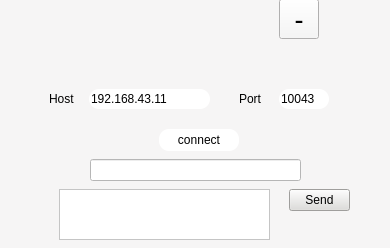
Qt form client/ui/loginwindow.ui (pechpo/What-s-up) before a commit.
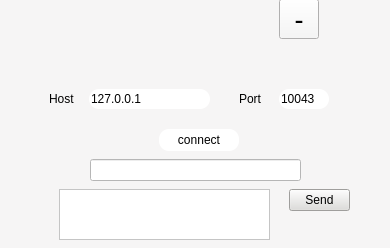
The same form after that commit. Icons and pictures are not drawn.

```diff
--- a/client/ui/loginwindow.ui
+++ b/client/ui/loginwindow.ui
@@ -148,7 +148,7 @@
 border-radius:10px;</string>
     </property>
     <property name="text">
-     <string>192.168.43.11</string>
+     <string>127.0.0.1</string>
     </property>
    </widget>
    <widget class="QToolButton" name="minimizeButton">
```
